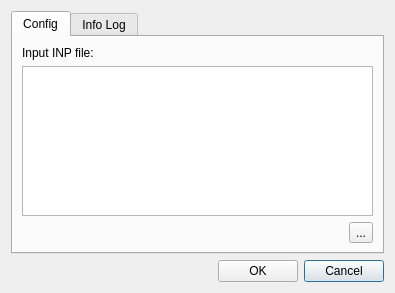
Before: the Qt Designer form core/ui/toolbars/utilities/import_inp.ui in ibergis/ibergis_qgis_plugin, drawn with Qt 5.
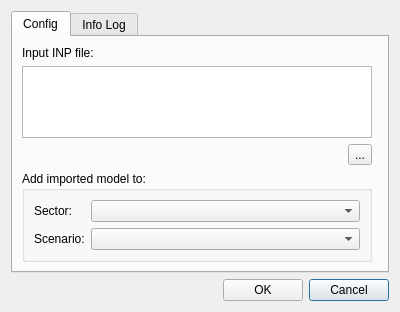
After: the same form once the commit is applied.

Commit message: Add sector & scenario combos to Import inp dialog

Patch:
```diff
--- a/core/ui/toolbars/utilities/import_inp.ui
+++ b/core/ui/toolbars/utilities/import_inp.ui
@@ -6,8 +6,8 @@
    <rect>
     <x>0</x>
     <y>0</y>
-    <width>395</width>
-    <height>293</height>
+    <width>400</width>
+    <height>300</height>
    </rect>
   </property>
   <property name="windowTitle">
@@ -65,13 +65,6 @@
        <string>Config</string>
       </attribute>
       <layout class="QGridLayout" name="gridLayout_4">
-       <item row="2" column="0" colspan="2" alignment="Qt::AlignRight">
-        <widget class="QToolButton" name="btn_push_inp_input_file">
-         <property name="text">
-          <string>...</string>
-         </property>
-        </widget>
-       </item>
        <item row="0" column="0" colspan="2">
         <widget class="QLabel" name="lbl_input_file">
          <property name="text">
@@ -79,10 +72,7 @@
          </property>
         </widget>
        </item>
-       <item row="1" column="0" colspan="2">
-        <widget class="QTextEdit" name="data_inp_input_file"/>
-       </item>
-       <item row="3" column="0">
+       <item row="9" column="0">
         <spacer name="verticalSpacer">
          <property name="orientation">
           <enum>Qt::Vertical</enum>
@@ -95,6 +85,45 @@
          </property>
         </spacer>
        </item>
+       <item row="5" column="0">
+        <widget class="QGroupBox" name="groupBox">
+         <property name="title">
+          <string>Add imported model to:</string>
+         </property>
+         <layout class="QGridLayout" name="gridLayout" columnstretch="0,1">
+          <item row="0" column="1">
+           <widget class="QComboBox" name="cmb_sector"/>
+          </item>
+          <item row="0" column="0">
+           <widget class="QLabel" name="lbl_sector">
+            <property name="text">
+             <string>Sector:</string>
+            </property>
+           </widget>
+          </item>
+          <item row="1" column="0">
+           <widget class="QLabel" name="lbl_scenario">
+            <property name="text">
+             <string>Scenario:</string>
+            </property>
+           </widget>
+          </item>
+          <item row="1" column="1">
+           <widget class="QComboBox" name="cmb_scenario"/>
+          </item>
+         </layout>
+        </widget>
+       </item>
+       <item row="3" column="0" alignment="Qt::AlignRight">
+        <widget class="QToolButton" name="btn_push_inp_input_file">
+         <property name="text">
+          <string>...</string>
+         </property>
+        </widget>
+       </item>
+       <item row="1" column="0">
+        <widget class="QTextEdit" name="data_inp_input_file"/>
+       </item>
       </layout>
      </widget>
      <widget class="QWidget" name="tab_infolog">
```
